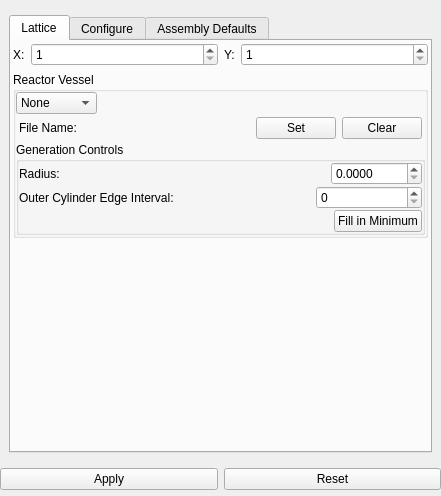
Qt form Application/qInputPropertiesWidget.ui (Sprunth/RGG) before a commit.
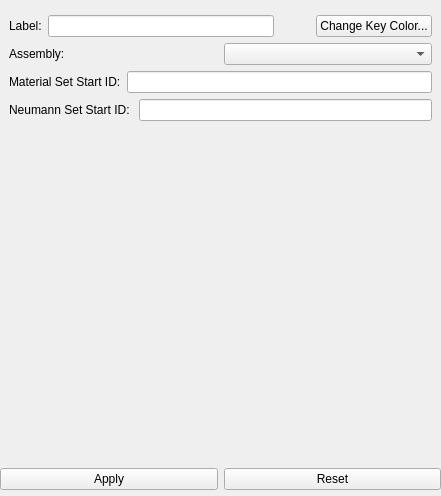
The same form after that commit.

Diff of the .ui file:
```diff
--- a/Application/qInputPropertiesWidget.ui
+++ b/Application/qInputPropertiesWidget.ui
@@ -47,7 +47,7 @@
       </size>
      </property>
      <property name="currentIndex">
-      <number>0</number>
+      <number>5</number>
      </property>
      <widget class="QWidget" name="pageCore">
       <layout class="QGridLayout" name="gridLayout_13">
@@ -731,6 +731,114 @@
        </item>
       </layout>
      </widget>
+     <widget class="QWidget" name="pageUniqueSetID">
+      <layout class="QGridLayout" name="gridLayout">
+       <item row="4" column="0">
+        <spacer name="verticalSpacer">
+         <property name="orientation">
+          <enum>Qt::Vertical</enum>
+         </property>
+         <property name="sizeHint" stdset="0">
+          <size>
+           <width>20</width>
+           <height>40</height>
+          </size>
+         </property>
+        </spacer>
+       </item>
+       <item row="1" column="0">
+        <layout class="QHBoxLayout" name="horizontalLayout_14">
+         <item>
+          <widget class="QLabel" name="label_4">
+           <property name="text">
+            <string>Assembly:</string>
+           </property>
+          </widget>
+         </item>
+         <item>
+          <widget class="QComboBox" name="comboBox"/>
+         </item>
+        </layout>
+       </item>
+       <item row="2" column="0">
+        <layout class="QHBoxLayout" name="horizontalLayout_15">
+         <item>
+          <widget class="QLabel" name="label_8">
+           <property name="text">
+            <string>Material Set Start ID:</string>
+           </property>
+          </widget>
+         </item>
+         <item>
+          <widget class="QLineEdit" name="MaterialSetId"/>
+         </item>
+        </layout>
+       </item>
+       <item row="0" column="0">
+        <layout class="QHBoxLayout" name="horizontalLayout_13">
+         <item>
+          <widget class="QLabel" name="label_6">
+           <property name="text">
+            <string>Label:</string>
+           </property>
+          </widget>
+         </item>
+         <item>
+          <widget class="QLineEdit" name="AssyLabel_2"/>
+         </item>
+         <item>
+          <widget class="QLabel" name="assyColorSwatch_2">
+           <property name="sizePolicy">
+            <sizepolicy hsizetype="Preferred" vsizetype="Fixed">
+             <horstretch>0</horstretch>
+             <verstretch>0</verstretch>
+            </sizepolicy>
+           </property>
+           <property name="minimumSize">
+            <size>
+             <width>30</width>
+             <height>20</height>
+            </size>
+           </property>
+           <property name="maximumSize">
+            <size>
+             <width>35</width>
+             <height>20</height>
+            </size>
+           </property>
+           <property name="autoFillBackground">
+            <bool>true</bool>
+           </property>
+           <property name="text">
+            <string/>
+           </property>
+          </widget>
+         </item>
+         <item>
+          <widget class="QPushButton" name="assyColorSelectButton_2">
+           <property name="text">
+            <string>Change Key Color...</string>
+           </property>
+          </widget>
+         </item>
+        </layout>
+       </item>
+       <item row="3" column="0">
+        <layout class="QHBoxLayout" name="horizontalLayout_16">
+         <item>
+          <widget class="QLabel" name="label_9">
+           <property name="text">
+            <string>Neumann Set Start ID: </string>
+           </property>
+          </widget>
+         </item>
+         <item>
+          <widget class="QLineEdit" name="NeumannSetId"/>
+         </item>
+        </layout>
+       </item>
+      </layout>
+     </widget>
     </widget>
    </item>
    <item row="1" column="0">
```
Left out of the diff: 145 changed lines with no effect on the pictures.
